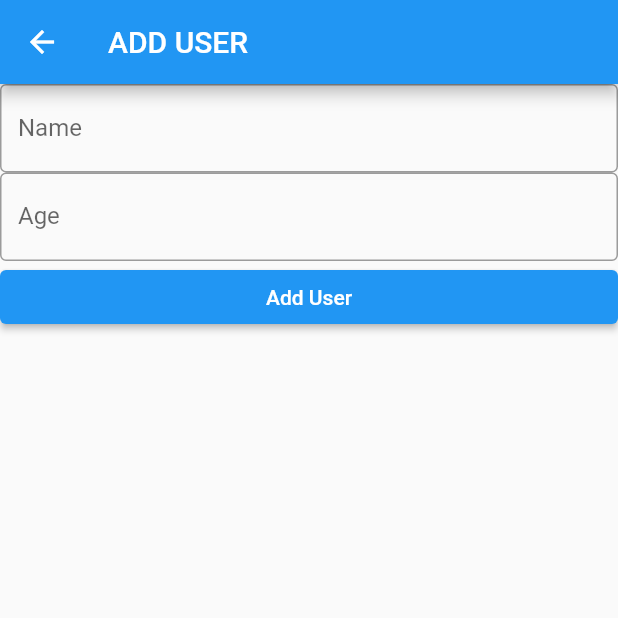
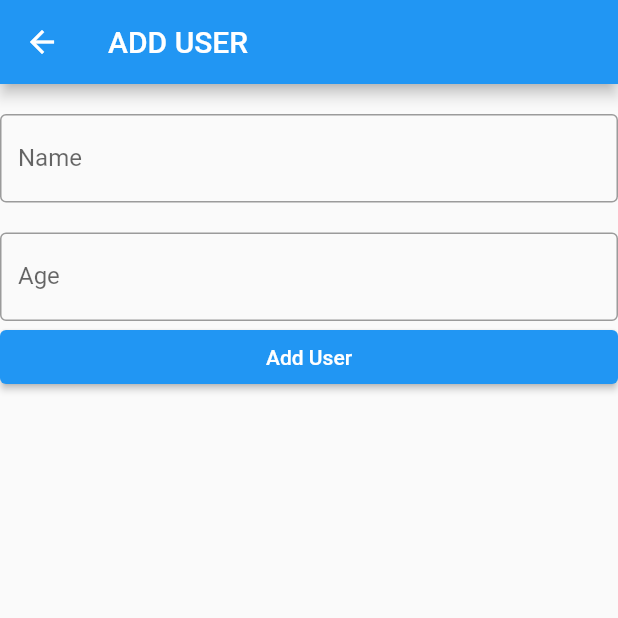
Before and after one commit to iftikharfadjar/flutter-bloc, a Flutter app: the AddPage screen opened directly, on a phone screen of 412 x 824 dp, the top half of it. Run offline on Flutter 3.47's test engine with Material 2 defaults, Android fonts, the phone set to English and light mode, and no system bars; our stand-ins replace bloc, equatable, flutter_bloc.

Commit message:
finish crud

```diff
--- a/lib/bloc/user/user_event.dart
+++ b/lib/bloc/user/user_event.dart
@@ -11,3 +11,13 @@ class AddUserEvent extends UserEvent {
   AddUserEvent(this.user);
   final User user;
 }
+
+class EditUserEvent extends UserEvent {
+  EditUserEvent(this.user);
+  final User user;
+}
+
+class DeleteUserEvent extends UserEvent {
+  DeleteUserEvent(this.user);
+  final User user;
+}
--- a/lib/pages/home/home.dart
+++ b/lib/pages/home/home.dart
@@ -31,7 +31,7 @@ class HomePage extends StatelessWidget {
                   Navigator.push(
                     context,
                     MaterialPageRoute(
-                      builder: (context) => EditPage(),
+                      builder: (context) => EditPage(user),
                     ),
                   );
                 },
@@ -41,7 +41,9 @@ class HomePage extends StatelessWidget {
                 title: Text(user.name),
                 subtitle: Text("${user.age} tahun"),
                 trailing: IconButton(
-                  onPressed: () {},
+                  onPressed: () {
+                    userB.add(DeleteUserEvent(user));
+                  },
                   icon: Icon(Icons.delete),
                 ),
               );
--- a/lib/pages/user/add.dart
+++ b/lib/pages/user/add.dart
@@ -18,6 +18,7 @@ class AddPage extends StatelessWidget {
       ),
       body: ListView(
         children: [
+          SizedBox(height: 20),
           TextField(
             controller: nameC,
             decoration: InputDecoration(
@@ -25,6 +26,7 @@ class AddPage extends StatelessWidget {
               border: OutlineInputBorder(),
             ),
           ),
+          SizedBox(height: 20),
           TextField(
             keyboardType: TextInputType.number,
             controller: ageC,
```
Also changed, not shown: lib/bloc/user/user_bloc.dart (+23 -0 lines), lib/pages/user/edit.dart (+22 -2 lines).
